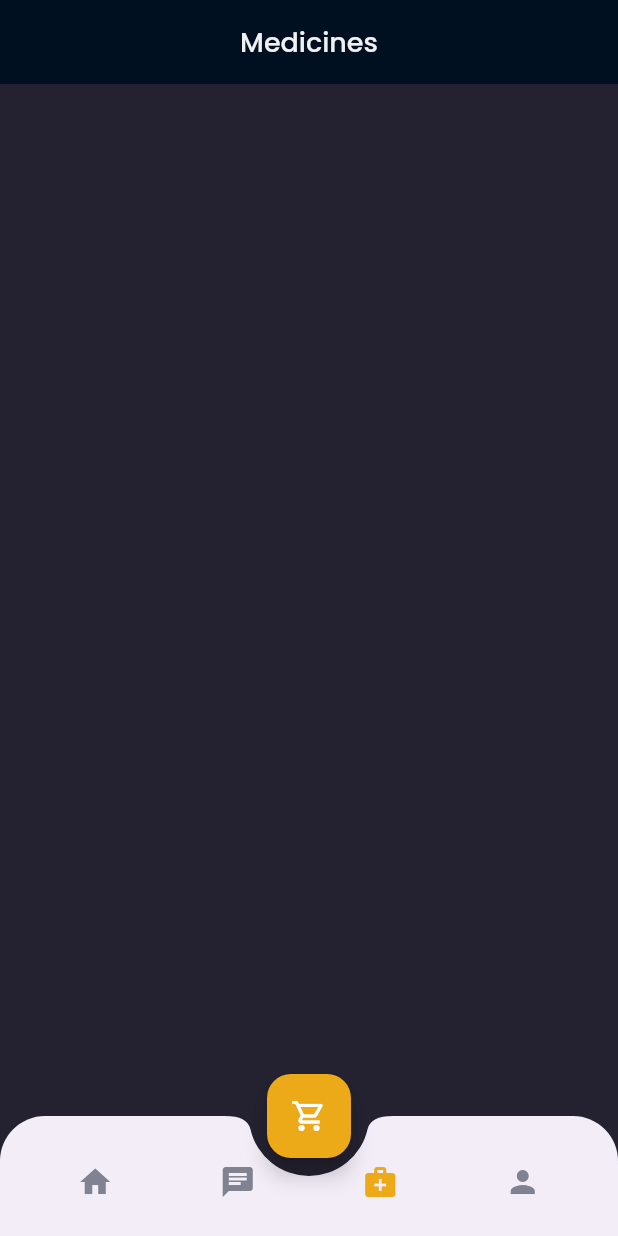
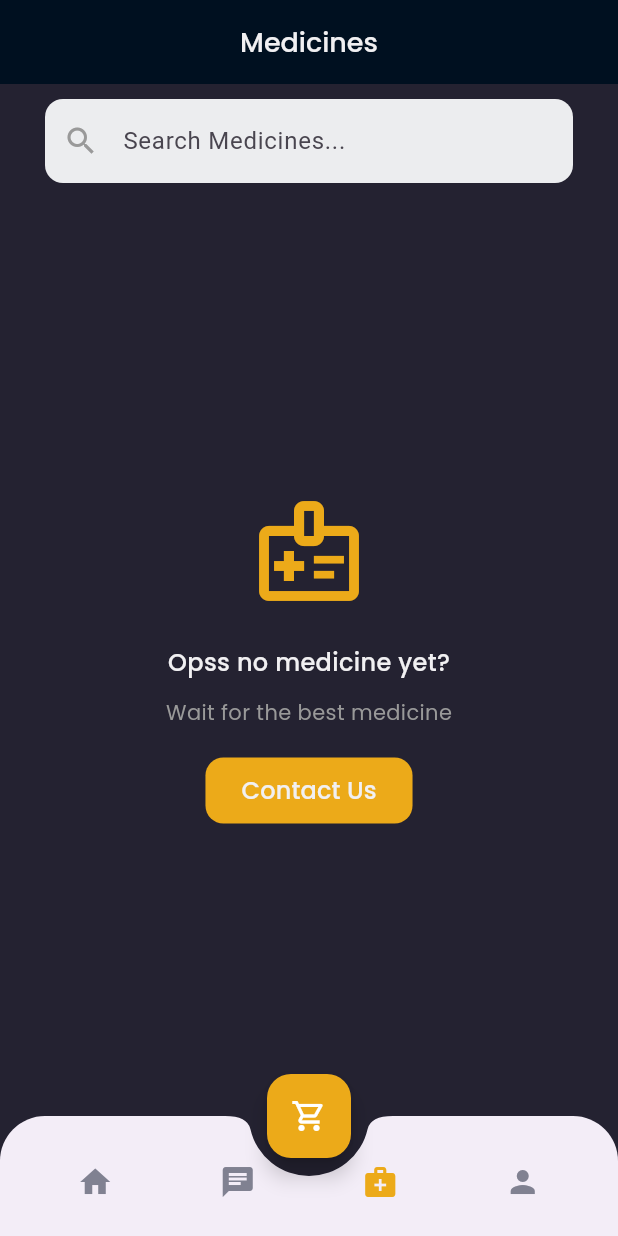
Before and after one commit to yogapermana76/medicalapp, a Flutter app: the MainPage screen opened by its route, item 2 of the bottom bar chosen, after a tap on "Explore Medicines", on a phone screen of 412 x 824 dp. Run offline on Flutter 3.47's test engine with Material 3 defaults, Android fonts, the phone set to English and light mode, and no system bars; our stand-ins replace carousel_slider, google_fonts, shared_preferences, socket_io_client; accounts and stored records are empty; network calls fail.

Commit message:
feat: medicines - add search bar

```diff
--- a/lib/pages/home/medicine_page.dart
+++ b/lib/pages/home/medicine_page.dart
@@ -4,13 +4,22 @@ import 'package:medicalapp/theme.dart';
 import 'package:medicalapp/widgets/medicine_card.dart';
 import 'package:provider/provider.dart';
 
-class MedicinePage extends StatelessWidget {
+class MedicinePage extends StatefulWidget {
   const MedicinePage({super.key});
+
+  @override
+  State<MedicinePage> createState() => _MedicinePageState();
+}
+
+class _MedicinePageState extends State<MedicinePage> {
+  String searchQuery = '';
 
   @override
   Widget build(BuildContext context) {
     final medicineProvider = Provider.of<MedicineProvider>(context);
-    final medicines = medicineProvider.medicines;
+    final medicines = medicineProvider.medicines.where((medicine) {
+      return medicine.name!.toLowerCase().contains(searchQuery.toLowerCase());
+    }).toList();
 
     Widget header() {
       return AppBar(
@@ -25,6 +34,30 @@ class MedicinePage extends StatelessWidget {
         ),
         elevation: 0,
         automaticallyImplyLeading: false,
+      );
+    }
+
+    Widget searchBar() {
+      return Padding(
+        padding: EdgeInsets.symmetric(horizontal: defaultMargin, vertical: 10),
+        child: TextField(
+          onChanged: (value) {
+            setState(() {
+              searchQuery = value;
+            });
+          },
+          decoration: InputDecoration(
+            hintText: 'Search Medicines...',
+            prefixIcon: Icon(Icons.search, color: secondaryTextColor),
+            filled: true,
+            fillColor: backgroundColor6,
+            border: OutlineInputBorder(
+              borderRadius: BorderRadius.circular(12),
+              borderSide: BorderSide.none,
+            ),
+            contentPadding: const EdgeInsets.all(16),
+          ),
+        ),
       );
     }
 
@@ -85,11 +118,14 @@ class MedicinePage extends StatelessWidget {
       return Expanded(
         child: Container(
           color: backgroundColor3,
-          child: ListView(
-            padding: EdgeInsets.symmetric(horizontal: defaultMargin),
-            children:
-                medicines.map((medicine) => MedicineCard(medicine)).toList(),
-          ),
+          child: medicines.isEmpty
+              ? empty()
+              : ListView(
+                  padding: EdgeInsets.symmetric(horizontal: defaultMargin),
+                  children: medicines
+                      .map((medicine) => MedicineCard(medicine))
+                      .toList(),
+                ),
         ),
       );
     }
@@ -97,7 +133,7 @@ class MedicinePage extends StatelessWidget {
     return Column(
       children: [
         header(),
-        // empty(),
+        searchBar(),
         content(),
       ],
     );
```
